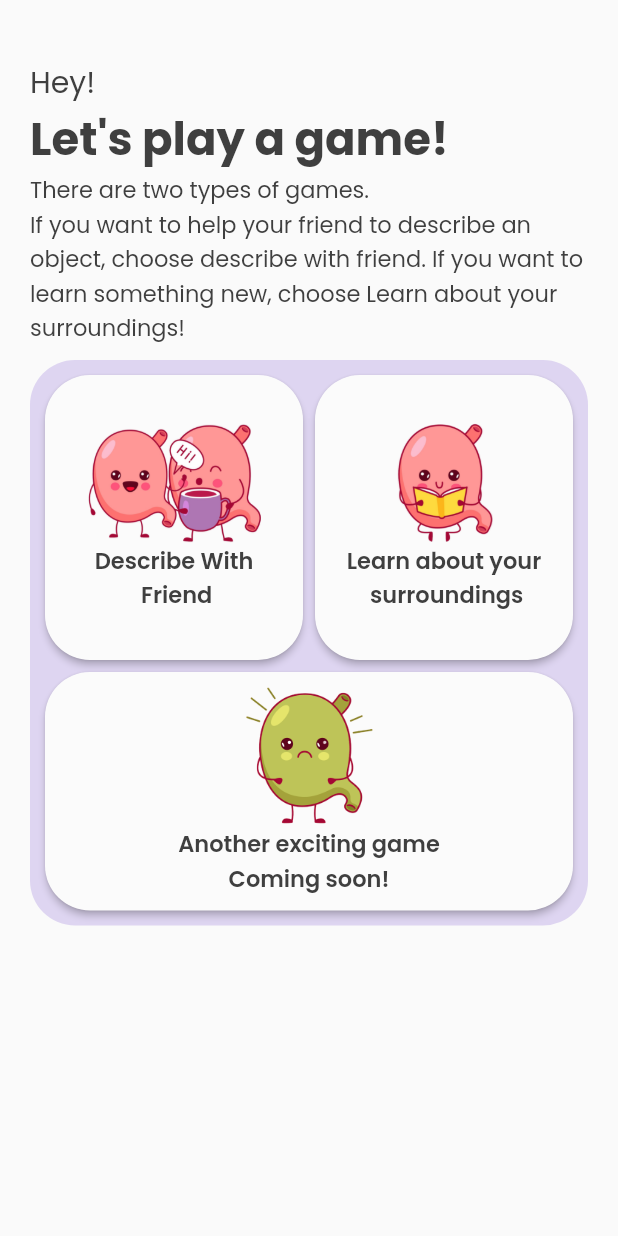
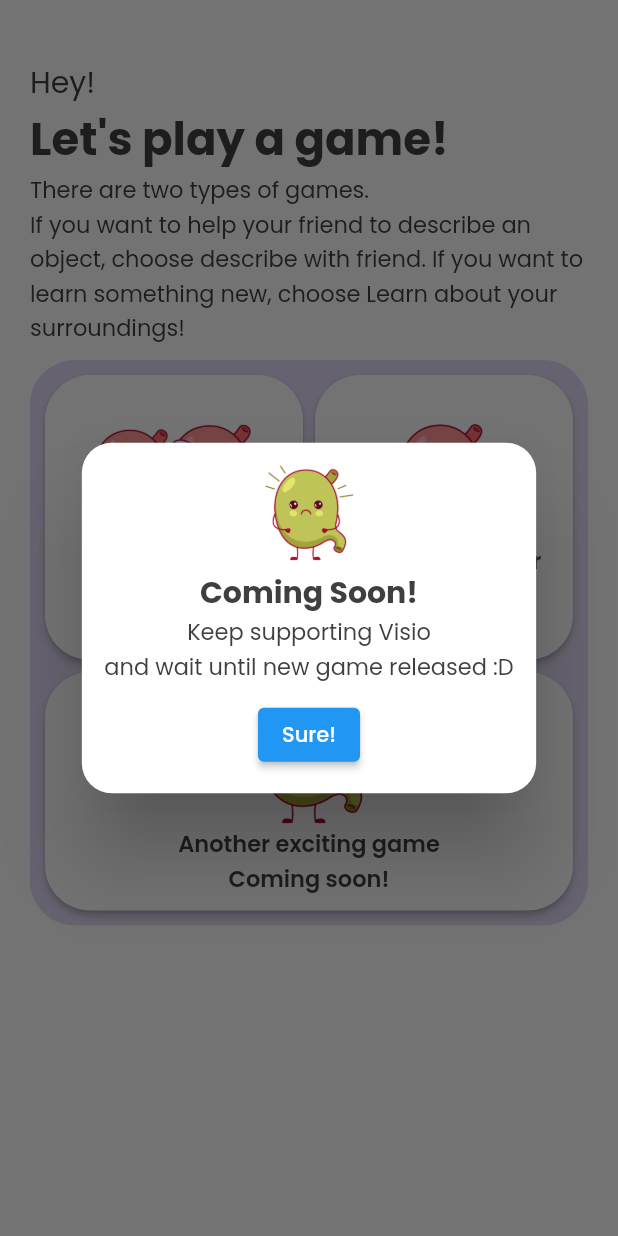
Before and after one commit to lixkelik/Visio, a Flutter app: the ChooseGamePage screen opened directly, after a tap on an icon or button, on a phone screen of 412 x 824 dp. Run offline on Flutter 3.47's test engine with Material 2 defaults, Android fonts, the phone set to English and light mode, and no system bars; our stand-ins replace camera, cloud_firestore, firebase_auth, firebase_core, firebase_storage, flutter_dotenv and 3 more; missing offline and left inert: tflite_flutter, tflite_flutter_helper; accounts and stored records are empty.

Commit message:
fixed minor bugs

```diff
--- a/lib/main.dart
+++ b/lib/main.dart
@@ -38,14 +38,14 @@ class _HomePageState extends State<MyApp> {
           indicatorColor: selectedNavBar,
           indicatorShape:  const CircleBorder(
             side: BorderSide(
-              color: selectedNavBar,
+              color: appOrange,
               width: 14,
               strokeAlign: BorderSide.strokeAlignCenter,
             )
           ),
           labelTextStyle: MaterialStateProperty.all(
               const TextStyle(
-                color: fontColor,
+                color: lightGrey,
                 fontSize: 15,
                 fontWeight: FontWeight.w600,
               )
@@ -53,7 +53,7 @@ class _HomePageState extends State<MyApp> {
           iconTheme: MaterialStateProperty.all(
             const IconThemeData(
               size: 35,
-              color: fontColor,
+              color: lightGrey,
             )
           ),
           height: 90,
--- a/lib/view/authentication/choose_role_page.dart
+++ b/lib/view/authentication/choose_role_page.dart
@@ -138,9 +138,10 @@ class _ChooseRolePageState extends State<ChooseRolePage> {
           }
         );
         // ignore: use_build_context_synchronously
-        Navigator.pushReplacement(
+        Navigator.pushAndRemoveUntil(
           context,
-          MaterialPageRoute(builder: (context) => const MainPage())
+          MaterialPageRoute(builder: (context) => const MainPage()),
+          (route) => false
         );
       } on FirebaseAuthException catch(e){
         String errorMessage = "An error occurred. Please try again later.";
--- a/lib/view/impaired/history_impaired_page.dart
+++ b/lib/view/impaired/history_impaired_page.dart
@@ -57,8 +57,8 @@ class _HistoryImpairedPageState extends State<HistoryImpairedPage> {
                       crossAxisAlignment: CrossAxisAlignment.center,
                       children: [
                         const Image(
-                          image: AssetImage(inspired),
-                          width: 180,
+                          image: AssetImage(sickills),
+                          width: 150,
                         ),
                         Text(
                           'No History Found\nPlay a game first!',
--- a/lib/view/peer/choose_game_page.dart
+++ b/lib/view/peer/choose_game_page.dart
@@ -120,7 +120,7 @@ class ChooseGamePage extends StatelessWidget {
 
                   ElevatedButton(
                     onPressed: () {
-
+                      showPopUp(context);
                     },
                     style: ElevatedButton.styleFrom(
                       backgroundColor: white,
@@ -159,4 +159,36 @@ class ChooseGamePage extends StatelessWidget {
       ),
     );
   }
+
+  showPopUp(BuildContext context) {
+    showDialog(
+      context: context,
+      builder: (BuildContext context) {
+        return Dialog(
+          shape: RoundedRectangleBorder(
+            borderRadius: BorderRadius.circular(20)
+          ),
+          child: Container(
+            padding: const EdgeInsets.all(15),
+            child: Column(
+              mainAxisSize: MainAxisSize.min,
+              children: [
+                Image.asset(sickills, width: 60,),
+                const SizedBox(height: 5),
+                const Text('Coming Soon!', style: styleB20,),
+                const Text('Keep supporting Visio\nand wait until new game released :D', style: styleR15, textAlign: TextAlign.center,),
+                const SizedBox(height: 10),
+                ElevatedButton(
+                  onPressed: () {
+                    Navigator.of(context).pop();
+                  },
+                  child: const Text('Sure!'),
+                ),
+              ],
+            ),
+          ),
+        );
+      },
+    );
+  }
 }
--- a/lib/view/peer/game_peer_page.dart
+++ b/lib/view/peer/game_peer_page.dart
@@ -146,7 +146,7 @@ class _GamePeerState extends State<GamePeer> {
                       child: Column(
                         mainAxisAlignment: MainAxisAlignment.center,
                         children: [
-                          const Image(image: AssetImage(inspired)),
+                          const Image(image: AssetImage(sickills), width: 70),
                           Text(
                             'No official game',
                             textAlign: TextAlign.center,
--- a/lib/view/peer/learn_game_page.dart
+++ b/lib/view/peer/learn_game_page.dart
@@ -149,7 +149,7 @@ class _LearnGamePageState extends State<LearnGamePage> {
         {
           'model': 'gpt-3.5-turbo-instruct',
           'prompt': promptController.text,
-          'max_tokens': 250,
+          'max_tokens': 150,
           'temperature': 0,
           'top_p': 1,
         }
```
Also changed, not shown: lib/constant/constant_builder.dart (+3 -13 lines), lib/view/impaired/success_page.dart (+50 -26 lines), lib/view/main_page.dart (+3 -19 lines), lib/view/profile_page.dart (+3 -4 lines), lib/view/widget/exit_dialog.dart (added, +48 -0 lines), pubspec.yaml (+0 -12 lines), assets/image/illustration/exit_ills.png (added), assets/image/illustration/logout_ills.png (added), assets/image/warning.png (deleted), pubspec.lock.
